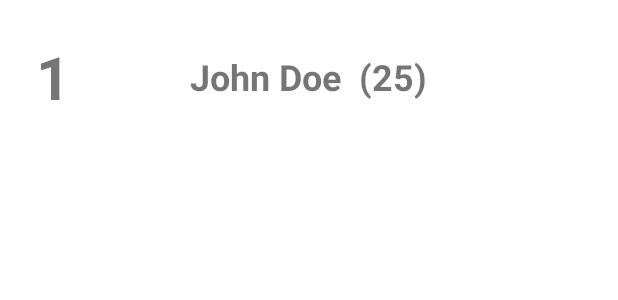
After one commit to AndreaBonatti/RoomTest, an Android app: the layout custom_row.xml on its own in the app's theme, with its tools: preview values and no code run, on a phone screen of 412 x 824 dp. The commit adds this screen. Shown: the top 300 px of the screen. Run offline under Robolectric (Android 15) with nearby library versions, the phone set to English and light mode, and no system bars.

Commit message:
Read data completed https://www.youtube.com/watch?v=3USvr1Lz8g8 Migration from Kotlin synthetics to Jetpack view binding (not included in the tutorial) -> Adapter

```diff
--- a/app/src/main/java/com/example/roomtest/data/UserViewModel.kt
+++ b/app/src/main/java/com/example/roomtest/data/UserViewModel.kt
@@ -8,7 +8,7 @@ import kotlinx.coroutines.Dispatchers
 import kotlinx.coroutines.launch
 
 class UserViewModel(application: Application): AndroidViewModel(application) {
-    private val readAllData: LiveData<List<User>>
+    val readAllData: LiveData<List<User>>
     private val repository: UserRepository
 
     init {
--- /dev/null
+++ b/app/src/main/res/layout/custom_row.xml
@@ -0,0 +1,56 @@
+<?xml version="1.0" encoding="utf-8"?>
+<androidx.constraintlayout.widget.ConstraintLayout xmlns:android="http://schemas.android.com/apk/res/android"
+    xmlns:app="http://schemas.android.com/apk/res-auto"
+    xmlns:tools="http://schemas.android.com/tools"
+    android:layout_width="match_parent"
+    android:layout_height="wrap_content"
+    android:padding="24sp">
+
+
+    <TextView
+        android:id="@+id/id_txt"
+        android:layout_width="wrap_content"
+        android:layout_height="wrap_content"
+        android:text="1"
+        android:textSize="40sp"
+        android:textStyle="bold"
+        app:layout_constraintBottom_toBottomOf="parent"
+        app:layout_constraintStart_toStartOf="parent"
+        app:layout_constraintTop_toTopOf="parent" />
+
+    <TextView
+        android:id="@+id/firstName_txt"
+        android:layout_width="wrap_content"
+        android:layout_height="wrap_content"
+        android:layout_marginStart="80dp"
+        android:text="John"
+        android:textSize="24sp"
+        android:textStyle="bold"
+        app:layout_constraintBottom_toBottomOf="parent"
+        app:layout_constraintStart_toEndOf="@id/id_txt"
+        app:layout_constraintTop_toTopOf="parent" />
+
+    <TextView
+        android:id="@+id/lastName_txt"
+        android:layout_width="wrap_content"
+        android:layout_height="wrap_content"
+        android:layout_marginStart="6dp"
+        android:text="Doe"
+        android:textSize="24sp"
+        android:textStyle="bold"
+        app:layout_constraintBottom_toBottomOf="parent"
+        app:layout_constraintStart_toEndOf="@id/firstName_txt"
+        app:layout_constraintTop_toTopOf="parent" />
+
+    <TextView
+        android:id="@+id/age_txt"
+        android:layout_width="wrap_content"
+        android:layout_height="wrap_content"
+        android:layout_marginStart="12dp"
+        android:text="(25)"
+        android:textSize="24sp"
+        android:textStyle="bold"
+        app:layout_constraintBottom_toBottomOf="parent"
+        app:layout_constraintStart_toEndOf="@id/lastName_txt"
+        app:layout_constraintTop_toTopOf="parent" />
+</androidx.constraintlayout.widget.ConstraintLayout>
```
Also changed, not shown: app/src/main/java/com/example/roomtest/fragments/list/ListAdapter.kt (added, +42 -0 lines), app/src/main/java/com/example/roomtest/fragments/list/ListFragment.kt (+19 -0 lines).
